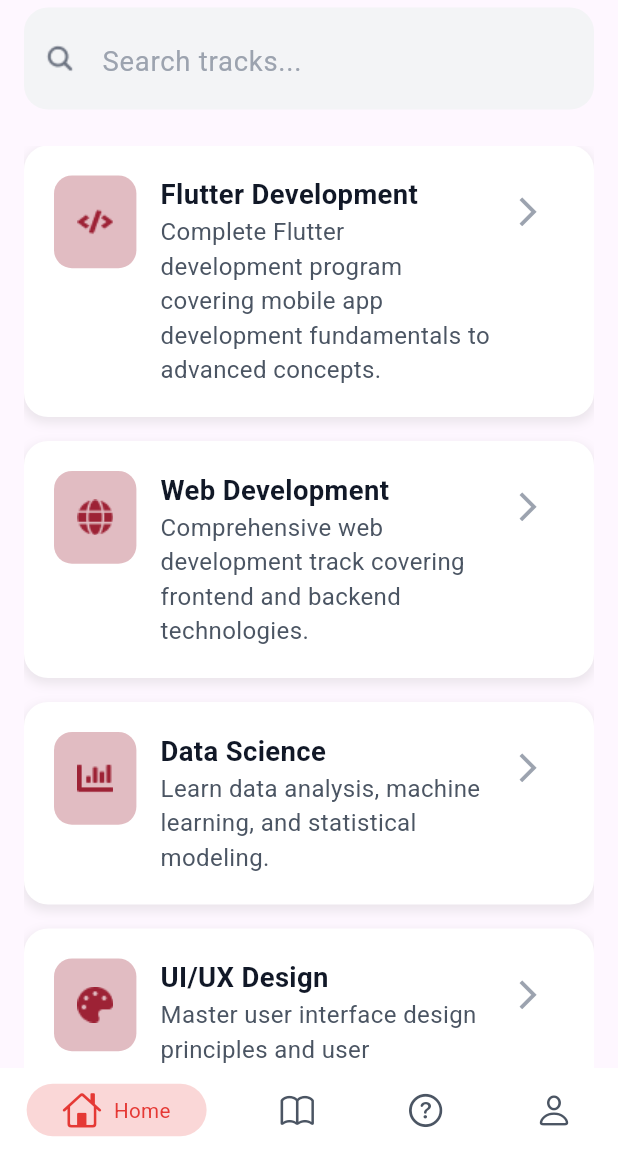
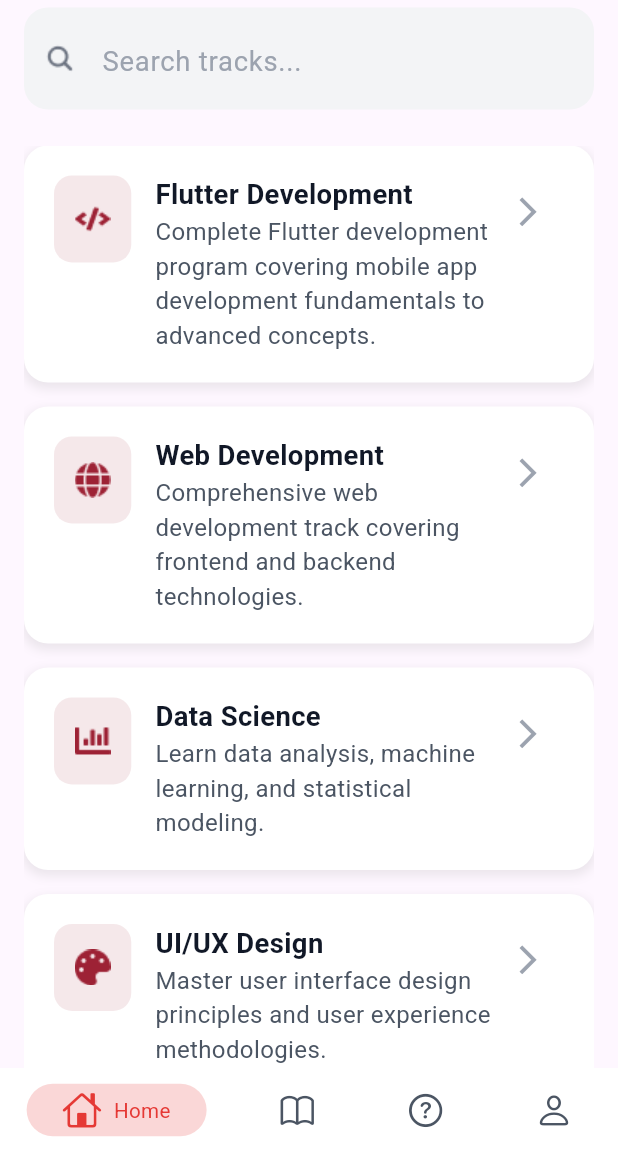
Before and after one commit to Mahmoudelnagar5/ITI---Graduation-Project, a Flutter app: the screen it shows after launch, on a phone screen of 412 x 824 dp, the part 84-1236 px from its top. Run offline on Flutter 3.47's test engine with Material 3 defaults, Android fonts, the light colour scheme and no system bars; drawn by our look-alikes of persistent_bottom_nav_bar; our stand-ins replace device_preview, flutter_screenutil, gap, shared_preferences, smooth_page_indicator.

Commit message:
finish track view ui

```diff
--- /dev/null
+++ b/lib/features/home/presentation/views/widgets/track_item.dart
@@ -0,0 +1,84 @@
+import 'package:flutter/material.dart';
+import 'package:flutter_screenutil/flutter_screenutil.dart';
+import 'package:gap/gap.dart';
+
+import '../../../../../core/utilities/app_colors.dart';
+import '../../../../../core/utilities/styles_manager.dart';
+
+class TrackItem extends StatelessWidget {
+  const TrackItem({
+    super.key,
+    required this.title,
+    required this.description,
+    required this.imageUrl,
+  });
+  final String title;
+  final String description;
+  final String imageUrl;
+
+  @override
+  Widget build(BuildContext context) {
+    return Container(
+      padding: const EdgeInsets.all(20.0),
+      decoration: BoxDecoration(
+        color: AppColors.white,
+        borderRadius: BorderRadius.circular(16.0),
+        boxShadow: [
+          BoxShadow(
+            color: Colors.grey.withOpacity(0.2),
+            spreadRadius: 1,
+            blurRadius: 5,
+            offset: const Offset(0, 3), // changes position of shadow
+          ),
+        ],
+      ),
+      child: Row(
+        crossAxisAlignment: CrossAxisAlignment.start,
+        children: [
+          Container(
+            width: 45.w,
+            height: 45.h,
+            decoration: ShapeDecoration(
+              color: AppColors.mainColorStart.withOpacity(0.1),
+              shape: RoundedRectangleBorder(
+                borderRadius: BorderRadius.circular(12),
+              ),
+            ),
+            child: Center(child: Image.asset(imageUrl)),
+          ),
+          const Gap(16),
+          Expanded(
+            child: Column(
+              crossAxisAlignment: CrossAxisAlignment.start,
+              children: [
+                Text(
+                  title,
+                  style: AppTextStyles.textStyleSemiBold16.copyWith(
+                    color: AppColors.hometusertitle,
+                    fontWeight: FontWeight.w700,
+                  ),
+                ),
+                Text(
+                  description,
+                  style: AppTextStyles.textStyleRegular14.copyWith(
+                    color: AppColors.hometusersubtitle,
+                  ),
+                ),
+              ],
+            ),
+          ),
+          IconButton(
+            icon: Icon(
+              Icons.arrow_forward_ios,
+              color: AppColors.hinttextfield,
+              size: 20.sp,
+            ),
+            onPressed: () {
+              // Handle navigation or action
+            },
+          ),
+        ],
+      ),
+    );
+  }
+}
--- /dev/null
+++ b/lib/features/home/presentation/views/widgets/tracks_list_view.dart
@@ -0,0 +1,28 @@
+import 'package:final_project_iti/features/home/presentation/views/widgets/track_item.dart';
+import 'package:flutter/material.dart';
+
+import '../../../data/models/track_model.dart';
+
+class TracksListView extends StatelessWidget {
+  const TracksListView({super.key});
+
+  @override
+  Widget build(BuildContext context) {
+    final List<TrackModel> trackItems = TrackModel.tracks;
+    return ListView.builder(
+      physics: const BouncingScrollPhysics(),
+      itemCount: trackItems.length,
+      itemBuilder: (context, index) {
+        final track = trackItems[index];
+        return Padding(
+          padding: const EdgeInsets.only(bottom: 16.0),
+          child: TrackItem(
+            title: track.title,
+            description: track.description,
+            imageUrl: track.image,
+          ),
+        );
+      },
+    );
+  }
+}
--- a/lib/features/home/presentation/views/widgets/tracks_view_body.dart
+++ b/lib/features/home/presentation/views/widgets/tracks_view_body.dart
@@ -1,11 +1,8 @@
-import 'package:final_project_iti/core/utilities/app_colors.dart';
-import 'package:final_project_iti/features/home/data/models/track_model.dart';
 import 'package:flutter/material.dart';
-import 'package:flutter_screenutil/flutter_screenutil.dart';
 import 'package:gap/gap.dart';
 
-import '../../../../../core/utilities/styles_manager.dart';
 import 'search_text_field.dart';
+import 'tracks_list_view.dart';
 
 class TrackViewBody extends StatelessWidget {
   const TrackViewBody({super.key});
@@ -19,112 +16,9 @@ class TrackViewBody extends StatelessWidget {
         children: [
           SearchTextField(),
           Gap(24),
-          Expanded(child: TrackListView()),
+          Expanded(child: TracksListView()),
         ],
       ),
     );
   }
 }
-
-class TrackListView extends StatelessWidget {
-  const TrackListView({super.key});
-
-  @override
-  Widget build(BuildContext context) {
-    final List<TrackModel> trackItems =
-        TrackModel.tracks; // Assuming you have a list of tracks
-    return ListView.builder(
-      physics: const BouncingScrollPhysics(),
-      itemCount: trackItems.length,
-      itemBuilder: (context, index) {
-        final track = trackItems[index];
-        return Padding(
-          padding: const EdgeInsets.only(bottom: 16.0),
-          child: TrackItem(
-            title: track.title,
-            description: track.description,
-            imageUrl: track.image,
-          ),
-        );
-      },
-    );
-  }
-}
-
-class TrackItem extends StatelessWidget {
-  const TrackItem({
-    super.key,
-    required this.title,
-    required this.description,
-    required this.imageUrl,
-  });
-  final String title;
-  final String description;
-  final String imageUrl;
-
-  @override
-  Widget build(BuildContext context) {
-    return Container(
-      padding: const EdgeInsets.all(20.0),
-      decoration: BoxDecoration(
-        color: AppColors.white,
-        borderRadius: BorderRadius.circular(16.0),
-        boxShadow: [
-          BoxShadow(
-            color: Colors.grey.withOpacity(0.2),
-            spreadRadius: 1,
-            blurRadius: 5,
-            offset: const Offset(0, 3), // changes position of shadow
-          ),
-        ],
-      ),
-      child: Row(
-        crossAxisAlignment: CrossAxisAlignment.start,
-        children: [
-          Container(
-            width: 48.w,
-            height: 48.h,
-            decoration: ShapeDecoration(
-              color: AppColors.mainColorStart.withOpacity(0.3),
-              shape: RoundedRectangleBorder(
-                borderRadius: BorderRadius.circular(12),
-              ),
-            ),
-            child: Image.asset(imageUrl),
-          ),
-          const Gap(16),
-          Expanded(
-            child: Column(
-              crossAxisAlignment: CrossAxisAlignment.start,
-              children: [
-                Text(
-                  title,
-                  style: AppTextStyles.textStyleSemiBold16.copyWith(
-                    color: AppColors.hometusertitle,
-                    fontWeight: FontWeight.w700,
-                  ),
-                ),
-                Text(
-                  description,
-                  style: AppTextStyles.textStyleRegular14.copyWith(
-                    color: AppColors.hometusersubtitle,
-                  ),
-                ),
-              ],
-            ),
-          ),
-          IconButton(
-            icon: Icon(
-              Icons.arrow_forward_ios,
-              color: AppColors.hinttextfield,
-              size: 20.sp,
-            ),
-            onPressed: () {
-              // Handle navigation or action
-            },
-          ),
-        ],
-      ),
-    );
-  }
-}
```
